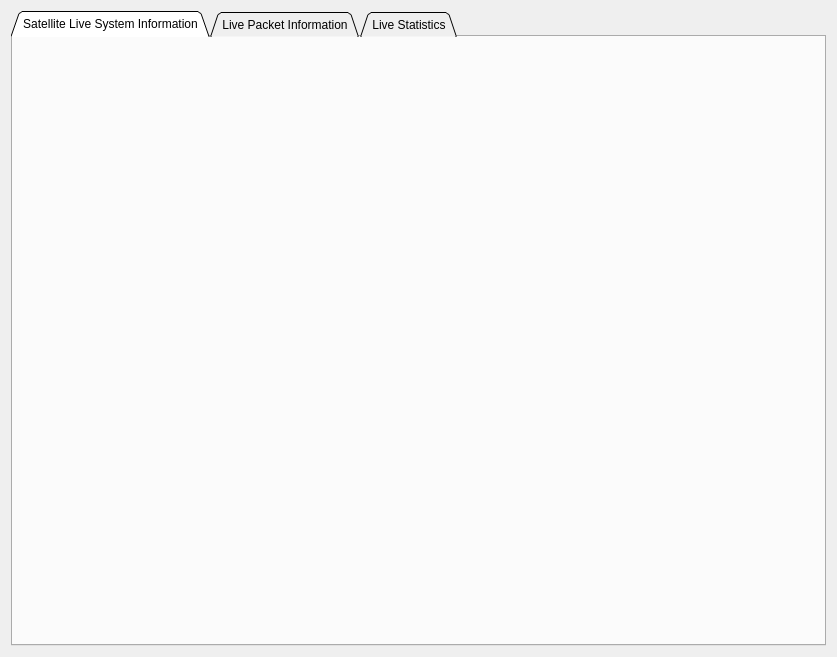
Qt form FOSSAGSCP/systeminformationpane.ui (FOSSASystems/FOSSA-GroundStationControlPanel) before a commit.
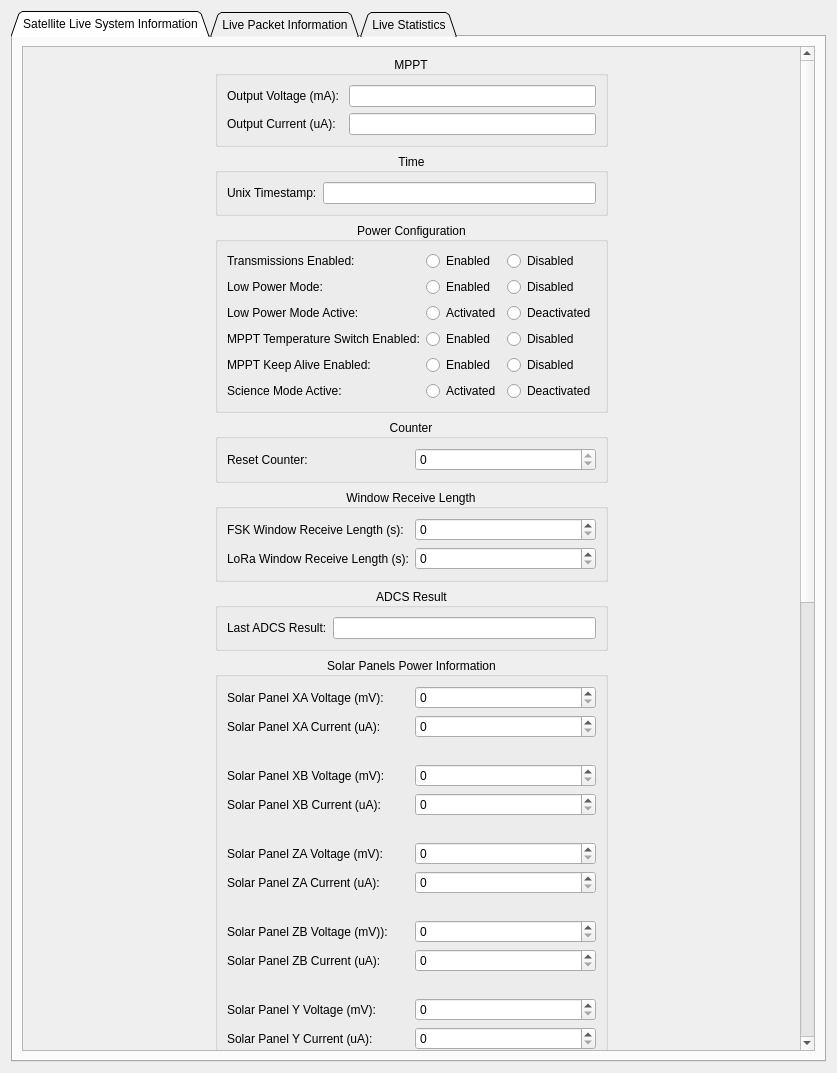
The same form after that commit. The open tabs and pages were chosen to show the change.

Commit message: added ui elements to System Information Pane

```diff
--- a/FOSSAGSCP/systeminformationpane.ui
+++ b/FOSSAGSCP/systeminformationpane.ui
@@ -7,7 +7,7 @@
     <x>0</x>
     <y>0</y>
     <width>837</width>
-    <height>657</height>
+    <height>1073</height>
    </rect>
   </property>
   <property name="windowTitle">
@@ -26,6 +26,816 @@
       <attribute name="title">
        <string>Satellite Live System Information</string>
       </attribute>
+      <layout class="QGridLayout" name="gridLayout">
+       <item row="1" column="0">
+        <widget class="QScrollArea" name="scrollArea">
+         <property name="widgetResizable">
+          <bool>true</bool>
+         </property>
+         <property name="alignment">
+          <set>Qt::AlignCenter</set>
+         </property>
+         <widget class="QWidget" name="scrollAreaWidgetContents">
+          <property name="geometry">
+           <rect>
+            <x>165</x>
+            <y>-1039</y>
+            <width>450</width>
+            <height>2050</height>
+           </rect>
+          </property>
+          <property name="sizePolicy">
+           <sizepolicy hsizetype="Fixed" vsizetype="Fixed">
+            <horstretch>0</horstretch>
+            <verstretch>0</verstretch>
+           </sizepolicy>
+          </property>
+          <layout class="QGridLayout" name="gridLayout_2">
+           <item row="1" column="0">
+            <widget class="QGroupBox" name="groupBox_2">
+             <property name="title">
+              <string>Time</string>
+             </property>
+             <property name="alignment">
+              <set>Qt::AlignCenter</set>
+             </property>
+             <layout class="QGridLayout" name="gridLayout_4">
+              <item row="0" column="0">
+               <widget class="QLabel" name="label_3">
+                <property name="text">
+                 <string>Unix Timestamp:</string>
+                </property>
+               </widget>
+              </item>
+              <item row="0" column="1">
+               <widget class="QLineEdit" name="lineEdit_3">
+                <property name="readOnly">
+                 <bool>true</bool>
+                </property>
+               </widget>
+              </item>
+             </layout>
+            </widget>
+           </item>
+           <item row="8" column="0">
+            <widget class="QGroupBox" name="groupBox_7">
+             <property name="title">
+              <string>Sensors</string>
+             </property>
+             <property name="alignment">
+              <set>Qt::AlignCenter</set>
+             </property>
+             <layout class="QGridLayout" name="gridLayout_9">
+              <item row="1" column="0">
+               <widget class="QLabel" name="label_28">
+                <property name="text">
+                 <string>Top Board Light Sensor (lux):</string>
+                </property>
+               </widget>
+              </item>
+              <item row="0" column="0">
+               <widget class="QLabel" name="label_27">
+                <property name="text">
+                 <string>Y Panel Light Sensor (lux):</string>
+                </property>
+               </widget>
+              </item>
+              <item row="0" column="1">
+               <widget class="QLineEdit" name="lineEdit_5"/>
+              </item>
+              <item row="1" column="1">
+               <widget class="QLineEdit" name="lineEdit_6"/>
+              </item>
+              <item row="2" column="0" colspan="2">
+               <widget class="QGroupBox" name="groupBox_11">
+                <property name="title">
+                 <string>Sensor States</string>
+                </property>
+                <property name="alignment">
+                 <set>Qt::AlignCenter</set>
+                </property>
+                <layout class="QGridLayout" name="gridLayout_13">
+                 <item row="1" column="0">
+                  <widget class="QLabel" name="label_36">
+                   <property name="text">
+                    <string>Light Sensor Y:</string>
+                   </property>
+                  </widget>
+                 </item>
+                 <item row="2" column="0">
+                  <widget class="QLabel" name="label_37">
+                   <property name="text">
+                    <string>Current Sensor MPPT:</string>
+                   </property>
+                  </widget>
+                 </item>
+                 <item row="4" column="0">
+                  <widget class="QLabel" name="label_39">
+                   <property name="text">
+                    <string>Current Sensor ZB:</string>
+                   </property>
+                  </widget>
+                 </item>
+                 <item row="3" column="0">
+                  <widget class="QLabel" name="label_38">
+                   <property name="text">
+                    <string>Current Sensor Y:</string>
+                   </property>
+                  </widget>
+                 </item>
+                 <item row="5" column="0">
+                  <widget class="QLabel" name="label_40">
+                   <property name="text">
+                    <string>Current Sensor XA:</string>
+                   </property>
+                  </widget>
+                 </item>
+                 <item row="6" column="0">
+                  <widget class="QLabel" name="label_41">
+                   <property name="text">
+                    <string>Current Sensor XB:</string>
+                   </property>
+                  </widget>
+                 </item>
+                 <item row="7" column="0">
+                  <widget class="QLabel" name="label_42">
+                   <property name="text">
+                    <string>Current Sensor XA:</string>
+                   </property>
+                  </widget>
+                 </item>
+                 <item row="0" column="0">
+                  <widget class="QLabel" name="label_35">
+                   <property name="text">
+                    <string>Light Sensor Top:</string>
+                   </property>
+                  </widget>
+                 </item>
+                 <item row="1" column="1">
+                  <widget class="QSpinBox" name="spinBox_24"/>
+                 </item>
+                 <item row="2" column="1">
+                  <widget class="QSpinBox" name="spinBox_25"/>
+                 </item>
+                 <item row="0" column="1">
+                  <widget class="QSpinBox" name="spinBox_23"/>
+                 </item>
+                 <item row="3" column="1">
+                  <widget class="QSpinBox" name="spinBox_26"/>
+                 </item>
+                 <item row="4" column="1">
+                  <widget class="QSpinBox" name="spinBox_27"/>
+                 </item>
+                 <item row="5" column="1">
+                  <widget class="QSpinBox" name="spinBox_28"/>
+                 </item>
+                 <item row="6" column="1">
+                  <widget class="QSpinBox" name="spinBox_29"/>
+                 </item>
+                 <item row="7" column="1">
+                  <widget class="QSpinBox" name="spinBox_30"/>
+                 </item>
+                </layout>
+               </widget>
+              </item>
+             </layout>
+            </widget>
+           </item>
+           <item row="7" column="0">
+            <widget class="QGroupBox" name="groupBox_6">
+             <property name="title">
+              <string>Temperature Information</string>
+             </property>
+             <property name="alignment">
+              <set>Qt::AlignCenter</set>
+             </property>
+             <layout class="QGridLayout" name="gridLayout_8">
+              <item row="2" column="0">
+               <widget class="QLabel" name="label_23">
+                <property name="text">
+                 <string>Bottom Board Temperatire (C):</string>
+                </property>
+               </widget>
+              </item>
+              <item row="1" column="0">
+               <widget class="QLabel" name="label_22">
+                <property name="text">
+                 <string>OBC Board Temperature (C):</string>
+                </property>
+               </widget>
+              </item>
+              <item row="4" column="0">
+               <widget class="QLabel" name="label_25">
+                <property name="text">
+                 <string>Second Battery Temperature (C):</string>
+                </property>
+               </widget>
+              </item>
+              <item row="3" column="0">
+               <widget class="QLabel" name="label_24">
+                <property name="text">
+                 <string>Battery Temperature (C):</string>
+                </property>
+               </widget>
+              </item>
+              <item row="5" column="0">
+               <widget class="QLabel" name="label_26">
+                <property name="text">
+                 <string>MCU Temperature (C):</string>
+                </property>
+               </widget>
+              </item>
+              <item row="0" column="0">
+               <widget class="QLabel" name="label_21">
+                <property name="text">
+                 <string>Y Panel Temperature (C):</string>
+                </property>
+               </widget>
+              </item>
+              <item row="0" column="1">
+               <widget class="QSpinBox" name="spinBox_14"/>
+              </item>
+              <item row="1" column="1">
+               <widget class="QSpinBox" name="spinBox_15"/>
+              </item>
+              <item row="2" column="1">
+               <widget class="QSpinBox" name="spinBox_16"/>
+              </item>
+              <item row="3" column="1">
+               <widget class="QSpinBox" name="spinBox_17"/>
+              </item>
+              <item row="4" column="1">
+               <widget class="QSpinBox" name="spinBox_18"/>
+              </item>
+              <item row="5" column="1">
+               <widget class="QSpinBox" name="spinBox_19"/>
+              </item>
+             </layout>
+            </widget>
+           </item>
+           <item row="9" column="0">
+            <widget class="QGroupBox" name="groupBox_8">
+             <property name="title">
+              <string>Most Recent H-bridge Faults</string>
+             </property>
+             <property name="alignment">
+              <set>Qt::AlignCenter</set>
+             </property>
+             <layout class="QGridLayout" name="gridLayout_10">
+              <item row="2" column="0">
+               <widget class="QLabel" name="label_31">
+                <property name="text">
+                 <string>Last Z Axis H-bridge Fault:</string>
+                </property>
+               </widget>
+              </item>
+              <item row="0" column="0">
+               <widget class="QLabel" name="label_29">
+                <property name="text">
+                 <string>Last X Axis H-bridge Fault:</string>
+                </property>
+               </widget>
+              </item>
+              <item row="1" column="0">
+               <widget class="QLabel" name="label_30">
+                <property name="text">
+                 <string>Last Y Axis H-bridge Fault:</string>
+                </property>
+               </widget>
+              </item>
+              <item row="0" column="1">
+               <widget class="QSpinBox" name="spinBox_20"/>
+              </item>
+              <item row="1" column="1">
+               <widget class="QSpinBox" name="spinBox_21"/>
+              </item>
+              <item row="2" column="1">
+               <widget class="QSpinBox" name="spinBox_22"/>
+              </item>
+             </layout>
+            </widget>
+           </item>
+           <item row="3" column="0">
+            <widget class="QGroupBox" name="groupBox_4">
+             <property name="title">
+              <string>Counter</string>
+             </property>
+             <property name="alignment">
+              <set>Qt::AlignCenter</set>
+             </property>
+             <layout class="QGridLayout" name="gridLayout_6">
+              <item row="0" column="0">
+               <widget class="QLabel" name="label_10">
+                <property name="text">
+                 <string>Reset Counter:</string>
+                </property>
+               </widget>
+              </item>
+              <item row="0" column="1">
+               <widget class="QSpinBox" name="spinBox">
+                <property name="readOnly">
+                 <bool>true</bool>
+                </property>
+               </widget>
+              </item>
+             </layout>
+            </widget>
+           </item>
+           <item row="6" column="0">
+            <widget class="QGroupBox" name="groupBox_5">
+             <property name="title">
+              <string>Solar Panels Power Information</string>
+             </property>
+             <property name="alignment">
+              <set>Qt::AlignCenter</set>
+             </property>
+             <layout class="QGridLayout" name="gridLayout_7">
+              <item row="10" column="0">
+               <widget class="QLabel" name="label_18">
+                <property name="text">
+                 <string>Solar Panel ZB Current (uA):</string>
+                </property>
+               </widget>
+              </item>
+              <item row="9" column="0">
+               <widget class="QLabel" name="label_17">
+                <property name="text">
+                 <string>Solar Panel ZB Voltage (mV)):</string>
+                </property>
+               </widget>
+              </item>
+              <item row="1" column="0">
+               <widget class="QLabel" name="label_12">
+                <property name="text">
+                 <string>Solar Panel XA Current (uA):</string>
+                </property>
+               </widget>
+              </item>
+              <item row="13" column="0">
+               <widget class="QLabel" name="label_20">
+                <property name="text">
+                 <string>Solar Panel Y Current (uA):</string>
+                </property>
+               </widget>
+              </item>
+              <item row="3" column="0">
+               <widget class="QLabel" name="label_13">
+                <property name="text">
+                 <string>Solar Panel XB Voltage (mV):</string>
+                </property>
+               </widget>
+              </item>
+              <item row="7" column="0">
+               <widget class="QLabel" name="label_16">
+                <property name="text">
+                 <string>Solar Panel ZA Current (uA):</string>
+                </property>
+               </widget>
+              </item>
+              <item row="2" column="0" colspan="2">
+               <spacer name="horizontalSpacer">
+                <property name="orientation">
+                 <enum>Qt::Horizontal</enum>
+                </property>
+                <property name="sizeHint" stdset="0">
+                 <size>
+                  <width>40</width>
+                  <height>20</height>
+                 </size>
+                </property>
+               </spacer>
+              </item>
+              <item row="0" column="1">
+               <widget class="QSpinBox" name="spinBox_4"/>
+              </item>
+              <item row="4" column="0">
+               <widget class="QLabel" name="label_14">
+                <property name="text">
+                 <string>Solar Panel XB Current (uA):</string>
+                </property>
+               </widget>
+              </item>
+              <item row="6" column="0">
+               <widget class="QLabel" name="label_15">
+                <property name="text">
+                 <string>Solar Panel ZA Voltage (mV):</string>
+                </property>
+               </widget>
+              </item>
+              <item row="0" column="0">
+               <widget class="QLabel" name="label_11">
+                <property name="text">
+                 <string>Solar Panel XA Voltage (mV):</string>
+                </property>
+               </widget>
+              </item>
+              <item row="12" column="0">
+               <widget class="QLabel" name="label_19">
+                <property name="text">
+                 <string>Solar Panel Y Voltage (mV):</string>
+                </property>
+               </widget>
+              </item>
+              <item row="1" column="1">
+               <widget class="QSpinBox" name="spinBox_5"/>
+              </item>
+              <item row="8" column="0" colspan="2">
+               <spacer name="horizontalSpacer_3">
+                <property name="orientation">
+                 <enum>Qt::Horizontal</enum>
+                </property>
+                <property name="sizeHint" stdset="0">
+                 <size>
+                  <width>40</width>
+                  <height>20</height>
+                 </size>
+                </property>
+               </spacer>
+              </item>
+              <item row="5" column="0" colspan="2">
+               <spacer name="horizontalSpacer_2">
+                <property name="orientation">
+                 <enum>Qt::Horizontal</enum>
+                </property>
+                <property name="sizeHint" stdset="0">
+                 <size>
+                  <width>40</width>
+                  <height>20</height>
+                 </size>
+                </property>
+               </spacer>
+              </item>
+              <item row="11" column="0" colspan="2">
+               <spacer name="horizontalSpacer_4">
+                <property name="orientation">
+                 <enum>Qt::Horizontal</enum>
+                </property>
+                <property name="sizeHint" stdset="0">
+                 <size>
+                  <width>40</width>
+                  <height>20</height>
+                 </size>
+                </property>
+               </spacer>
+              </item>
+              <item row="3" column="1">
+               <widget class="QSpinBox" name="spinBox_6"/>
+              </item>
+              <item row="4" column="1">
+               <widget class="QSpinBox" name="spinBox_7"/>
+              </item>
+              <item row="6" column="1">
+               <widget class="QSpinBox" name="spinBox_8"/>
+              </item>
+              <item row="7" column="1">
+               <widget class="QSpinBox" name="spinBox_9"/>
+              </item>
+              <item row="9" column="1">
+               <widget class="QSpinBox" name="spinBox_10"/>
+              </item>
+              <item row="10" column="1">
+               <widget class="QSpinBox" name="spinBox_11"/>
+              </item>
+              <item row="12" column="1">
+               <widget class="QSpinBox" name="spinBox_12"/>
+              </item>
+              <item row="13" column="1">
+               <widget class="QSpinBox" name="spinBox_13"/>
+              </item>
+             </layout>
+            </widget>
+           </item>
+           <item row="0" column="0">
+            <widget class="QGroupBox" name="groupBox">
+             <property name="title">
+              <string>MPPT</string>
+             </property>
+             <property name="alignment">
+              <set>Qt::AlignCenter</set>
+             </property>
+             <layout class="QGridLayout" name="gridLayout_3">
+              <item row="0" column="1">
+               <widget class="QLineEdit" name="lineEdit">
+                <property name="readOnly">
+                 <bool>true</bool>
+                </property>
+               </widget>
+              </item>
+              <item row="0" column="0">
+               <widget class="QLabel" name="label">
+                <property name="text">
+                 <string>Output Voltage (mA): </string>
+                </property>
+               </widget>
+              </item>
+              <item row="1" column="0">
+               <widget class="QLabel" name="label_2">
+                <property name="text">
+                 <string>Output Current (uA):</string>
+                </property>
+               </widget>
+              </item>
+              <item row="1" column="1">
+               <widget class="QLineEdit" name="lineEdit_2">
+                <property name="readOnly">
+                 <bool>true</bool>
+                </property>
+               </widget>
+              </item>
+             </layout>
+            </widget>
+           </item>
+           <item row="2" column="0">
+            <widget class="QGroupBox" name="groupBox_3">
+             <property name="title">
+              <string>Power Configuration</string>
+             </property>
+             <property name="alignment">
+              <set>Qt::AlignCenter</set>
+             </property>
+             <layout class="QGridLayout" name="gridLayout_5">
+              <item row="2" column="1">
+               <widget class="QRadioButton" name="radioButton_5">
+                <property name="text">
+                 <string>Activated</string>
+                </property>
+                <property name="checkable">
+                 <bool>false</bool>
+                </property>
+                <property name="autoExclusive">
+                 <bool>false</bool>
+                </property>
+               </widget>
+              </item>
+              <item row="0" column="2">
+               <widget class="QRadioButton" name="radioButton_2">
+                <property name="text">
+                 <string>Disabled</string>
+                </property>
+                <property name="checkable">
+                 <bool>false</bool>
+                </property>
+                <property name="autoExclusive">
+                 <bool>false</bool>
+                </property>
+               </widget>
+              </item>
+              <item row="1" column="2">
+               <widget class="QRadioButton" name="radioButton_4">
+                <property name="text">
+                 <string>Disabled</string>
+                </property>
+                <property name="checkable">
+                 <bool>false</bool>
+                </property>
+                <property name="autoExclusive">
+                 <bool>false</bool>
+                </property>
+               </widget>
+              </item>
+              <item row="3" column="2">
+               <widget class="QRadioButton" name="radioButton_8">
+                <property name="text">
+                 <string>Disabled</string>
+                </property>
+                <property name="checkable">
+                 <bool>false</bool>
+                </property>
+                <property name="autoExclusive">
+                 <bool>false</bool>
+                </property>
+               </widget>
+              </item>
+              <item row="3" column="0">
+               <widget class="QLabel" name="label_7">
+                <property name="text">
+                 <string>MPPT Temperature Switch Enabled:</string>
+                </property>
+               </widget>
+              </item>
+              <item row="2" column="2">
+               <widget class="QRadioButton" name="radioButton_6">
+                <property name="text">
+                 <string>Deactivated</string>
+                </property>
+                <property name="checkable">
+                 <bool>false</bool>
+                </property>
+                <property name="autoExclusive">
+                 <bool>false</bool>
+                </property>
+               </widget>
+              </item>
+              <item row="2" column="0">
+               <widget class="QLabel" name="label_6">
+                <property name="text">
+                 <string>Low Power Mode Active:</string>
+                </property>
+               </widget>
+              </item>
+              <item row="0" column="1">
+               <widget class="QRadioButton" name="radioButton">
+                <property name="text">
+                 <string>Enabled</string>
+                </property>
+                <property name="checkable">
+                 <bool>false</bool>
+                </property>
+                <property name="autoExclusive">
+                 <bool>false</bool>
+                </property>
+               </widget>
+              </item>
+              <item row="1" column="1">
+               <widget class="QRadioButton" name="radioButton_3">
+                <property name="text">
+                 <string>Enabled</string>
+                </property>
+                <property name="checkable">
+                 <bool>false</bool>
+                </property>
+                <property name="autoExclusive">
+                 <bool>false</bool>
+                </property>
+               </widget>
+              </item>
+              <item row="0" column="0">
+               <widget class="QLabel" name="label_4">
+                <property name="text">
+                 <string>Transmissions Enabled:</string>
+                </property>
+               </widget>
+              </item>
+              <item row="4" column="0">
+               <widget class="QLabel" name="label_8">
+                <property name="text">
+                 <string>MPPT Keep Alive Enabled:</string>
+                </property>
+               </widget>
+              </item>
+              <item row="4" column="1">
+               <widget class="QRadioButton" name="radioButton_9">
+                <property name="text">
+                 <string>Enabled</string>
+                </property>
+                <property name="checkable">
+                 <bool>false</bool>
+                </property>
+                <property name="autoExclusive">
+                 <bool>false</bool>
+                </property>
+               </widget>
+              </item>
+              <item row="3" column="1">
+               <widget class="QRadioButton" name="radioButton_7">
+                <property name="text">
+                 <string>Enabled</string>
+                </property>
+                <property name="checkable">
+                 <bool>false</bool>
+                </property>
+                <property name="autoExclusive">
+                 <bool>false</bool>
+                </property>
+               </widget>
+              </item>
+              <item row="4" column="2">
+               <widget class="QRadioButton" name="radioButton_10">
+                <property name="text">
+                 <string>Disabled</string>
+                </property>
+                <property name="checkable">
+                 <bool>false</bool>
+                </property>
+                <property name="autoExclusive">
+                 <bool>false</bool>
+                </property>
+               </widget>
+              </item>
+              <item row="1" column="0">
+               <widget class="QLabel" name="label_5">
+                <property name="text">
+                 <string>Low Power Mode:</string>
+                </property>
+               </widget>
+              </item>
+              <item row="5" column="0">
+               <widget class="QLabel" name="label_9">
+                <property name="text">
+                 <string>Science Mode Active:</string>
+                </property>
+               </widget>
+              </item>
+              <item row="5" column="1">
+               <widget class="QRadioButton" name="radioButton_11">
+                <property name="text">
+                 <string>Activated</string>
+                </property>
+                <property name="checkable">
+                 <bool>false</bool>
+                </property>
+                <property name="autoExclusive">
+                 <bool>false</bool>
+                </property>
+               </widget>
+              </item>
+              <item row="5" column="2">
+               <widget class="QRadioButton" name="radioButton_12">
+                <property name="text">
+                 <string>Deactivated</string>
+                </property>
+                <property name="checkable">
+                 <bool>false</bool>
+                </property>
+                <property name="autoExclusive">
+                 <bool>false</bool>
+                </property>
+               </widget>
+              </item>
+             </layout>
+            </widget>
+           </item>
+           <item row="4" column="0">
+            <widget class="QGroupBox" name="groupBox_10">
+             <property name="title">
+              <string>Window Receive Length</string>
+             </property>
+             <property name="alignment">
+              <set>Qt::AlignCenter</set>
+             </property>
+             <layout class="QGridLayout" name="gridLayout_12">
+              <item row="1" column="0">
+               <widget class="QLabel" name="label_34">
+                <property name="text">
+                 <string>LoRa Window Receive Length (s):</string>
+                </property>
+               </widget>
+              </item>
+              <item row="0" column="0">
+               <widget class="QLabel" name="label_33">
+                <property name="text">
+                 <string>FSK Window Receive Length (s):</string>
+                </property>
+               </widget>
+              </item>
+              <item row="0" column="1">
+               <widget class="QSpinBox" name="spinBox_2"/>
+              </item>
+              <item row="1" column="1">
+               <widget class="QSpinBox" name="spinBox_3"/>
+              </item>
+             </layout>
+            </widget>
+           </item>
+           <item row="10" column="0">
+            <widget class="QGroupBox" name="groupBox_9">
+             <property name="title">
+              <string>Flash Information</string>
+             </property>
+             <property name="alignment">
+              <set>Qt::AlignCenter</set>
+             </property>
+             <layout class="QGridLayout" name="gridLayout_11">
+              <item row="0" column="0">
+               <widget class="QLabel" name="label_32">
+                <property name="text">
+                 <string>Info Page CRC Error Counter:</string>
+                </property>
+               </widget>
+              </item>
+              <item row="0" column="1">
+               <widget class="QLineEdit" name="lineEdit_7"/>
+              </item>
+             </layout>
+            </widget>
+           </item>
+           <item row="5" column="0">
+            <widget class="QGroupBox" name="groupBox_12">
+             <property name="title">
+              <string>ADCS Result</string>
+             </property>
+             <property name="alignment">
+              <set>Qt::AlignCenter</set>
+             </property>
+             <layout class="QGridLayout" name="gridLayout_14">
+              <item row="0" column="0">
+               <widget class="QLabel" name="label_43">
+                <property name="text">
+                 <string>Last ADCS Result:</string>
+                </property>
+               </widget>
+              </item>
+              <item row="0" column="1">
+               <widget class="QLineEdit" name="lineEdit_4"/>
+              </item>
+             </layout>
+            </widget>
+           </item>
+          </layout>
+         </widget>
+        </widget>
+       </item>
+      </layout>
      </widget>
      <widget class="QWidget" name="tab_2">
       <attribute name="title">
```
Left out of the diff: 2 changed lines with no effect on the pictures. The commit also changes 1 other file.
